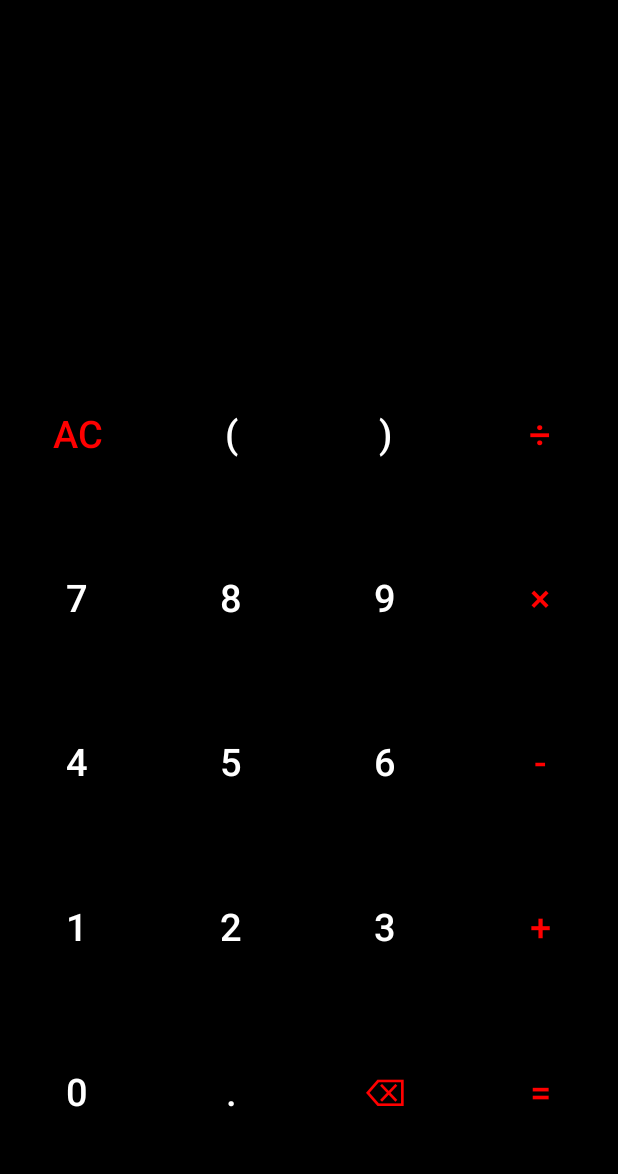
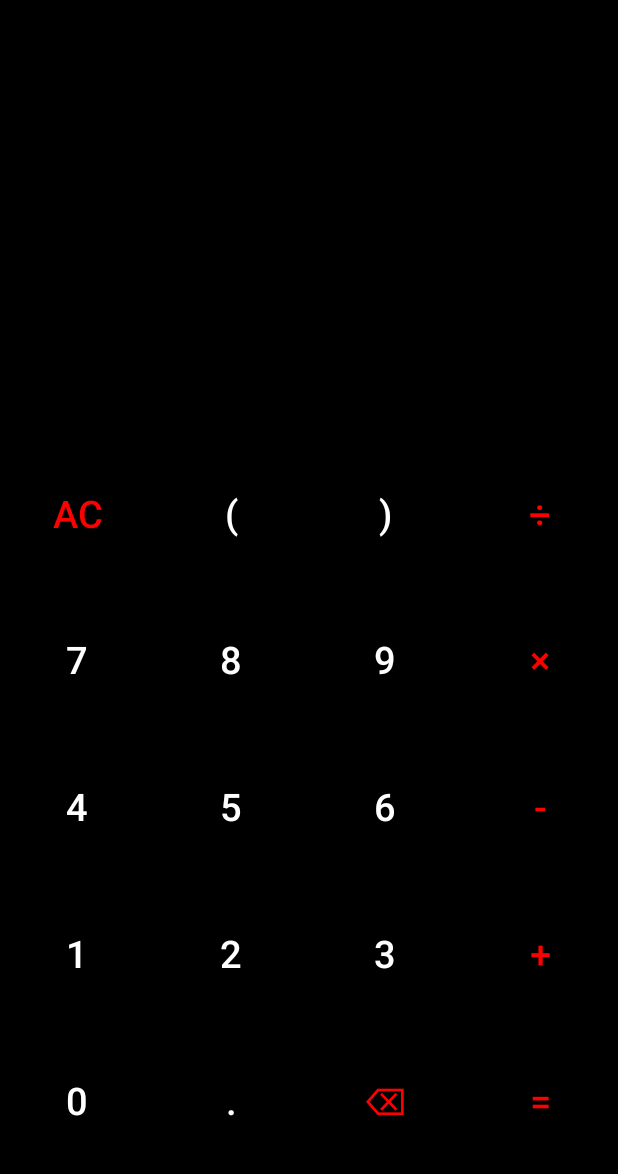
Before and after one commit to Akayneg/Cumculator_1.2, an Android app: the screen it shows after launch (MainActivity), on a phone screen of 412 x 824 dp, the part 62-1236 px from its top. Run offline under Robolectric (Android 15) with nearby library versions, the phone set to English and light mode, and no system bars.

Commit message:
Cumculator 1.6 Succeeded

```diff
--- a/app/src/main/java/com/example/cumculator_12/MainActivity.kt
+++ b/app/src/main/java/com/example/cumculator_12/MainActivity.kt
@@ -41,21 +41,16 @@ class MainActivity : AppCompatActivity() {
                 input += " $symbol "
             }
         } else {
-            // Преобразуем символы × и ÷ в операторы * и /
-            val convertedSymbol = when (symbol) {
-                "×" -> "*"
-                "÷" -> "/"
-                else -> symbol
-            }
+            // Производим замену символов в текущем вводе перед добавлением нового символа
+            input = input.replace("×", "*").replace("÷", "/")
 
-            // Добавим символ только при нажатии "=" или после ввода цифры
+            // Добавляем символ только при нажатии "=" или после ввода цифры
             if (input.isNotEmpty() && (input.last().isDigit() || input.last() == ')' || input.last() == '*' || input.last() == '/')) {
-                input += " $convertedSymbol "
+                input += " $symbol "
                 updateWorkingView()
             }
         }
     }
-
 
     fun onClearClick(view: View) {
         input = ""
@@ -79,6 +74,26 @@ class MainActivity : AppCompatActivity() {
         }
     }
 
+    fun onRootClick(view: View) {
+        input += " √("
+        updateWorkingView()
+    }
+
+    fun onFactorialClick(view: View) {
+        input += "типа Fuckториал"
+
+    }
+
+    fun onDegreesClick(view: View) {
+        input += " ^ "
+        updateWorkingView()
+    }
+
+    fun on69Click(view: View) {
+        input += "Bruh! "
+        updateWorkingView()
+    }
+
     private fun evaluateExpression(expression: String): Double {
         try {
             return ExpressionBuilder(expression).build().evaluate()
@@ -90,4 +105,12 @@ class MainActivity : AppCompatActivity() {
     private fun updateWorkingView() {
         workingView.text = input
     }
+
+    fun factorial(n: Int): Long {
+        return if (n == 0 || n == 1) {
+            1
+        } else {
+            n * factorial(n - 1)
+        }
+    }
 }
--- /dev/null
+++ b/app/src/main/res/layout-land/activity_main.xml
@@ -0,0 +1,181 @@
+<?xml version="1.0" encoding="utf-8"?>
+<LinearLayout
+    xmlns:android="http://schemas.android.com/apk/res/android"
+    xmlns:app="http://schemas.android.com/apk/res-auto"
+    xmlns:tools="http://schemas.android.com/tools"
+    android:layout_width="match_parent"
+    android:layout_height="match_parent"
+    android:orientation="horizontal"
+    android:background="@color/black"
+    tools:ignore="HardcodedText"
+    android:layout_gravity="center"
+    tools:context=".MainActivity">
+
+    <androidx.constraintlayout.widget.ConstraintLayout
+        android:layout_width="0dp"
+        android:layout_height="match_parent"
+        android:layout_weight="1"
+        android:padding="20dp">
+
+        <TextView
+            android:id="@+id/workingView"
+            android:layout_width="match_parent"
+            android:layout_height="wrap_content"
+            android:lines="2"
+            android:maxLines="2"
+            android:text=""
+
+            android:textAlignment="textEnd"
+            android:textColor="@color/white"
+            android:textSize="25sp"
+            app:layout_constraintBottom_toTopOf="@id/resultView"
+            app:layout_constraintEnd_toEndOf="parent"
+            app:layout_constraintStart_toStartOf="parent"
+            app:layout_constraintTop_toTopOf="parent"
+            app:layout_constraintVertical_bias="1.0" />
+
+        <TextView
+            android:id="@+id/resultView"
+            android:layout_width="match_parent"
+            android:layout_height="wrap_content"
+            android:layout_marginBottom="116dp"
+            android:lines="1"
+            android:maxLines="1"
+            android:text=""
+            android:textAlignment="textEnd"
+            android:textColor="@color/white"
+            android:textSize="40sp"
+            app:layout_constraintBottom_toBottomOf="parent"
+            app:layout_constraintEnd_toEndOf="parent"
+            app:layout_constraintHorizontal_bias="0.95"
+            app:layout_constraintStart_toStartOf="parent" />
+
+    </androidx.constraintlayout.widget.ConstraintLayout>
+
+    <LinearLayout
+        android:layout_width="0dp"
+        android:layout_height="match_parent"
+        android:layout_weight="1"
+        android:orientation="vertical"
+        android:padding="20dp">
+
+        <LinearLayout
+            style="@style/buttonRow">
+
+            <Button
+                style="@style/buttonNumber"
+                android:textColor="@color/red"
+                android:onClick="onClearClick"
+                android:text="AC"/>
+            <Button
+                style="@style/buttonNumber"
+                android:text="("/>
+            <Button
+                style="@style/buttonNumber"
+                android:text=")"/>
+            <Button
+                style="@style/buttonSymbols"
+                android:text="÷"/>
+
+        </LinearLayout>
+
+        <LinearLayout
+            style="@style/buttonRow">
+
+            <Button
+                style="@style/buttonNumber"
+                android:text="7"/>
+            <Button
+                style="@style/buttonNumber"
+                android:text="8"/>
+            <Button
+                style="@style/buttonNumber"
+                android:text="9"/>
+            <Button
+                style="@style/buttonSymbols"
+                android:text="×"/>
+
+        </LinearLayout>
+
+        <LinearLayout
+            style="@style/buttonRow">
+
+            <Button
+                style="@style/buttonNumber"
+                android:text="4"/>
+            <Button
+                style="@style/buttonNumber"
+                android:text="5"/>
+            <Button
+                style="@style/buttonNumber"
+                android:text="6"/>
+            <Button
+                style="@style/buttonSymbols"
+                android:text="-"/>
+
+        </LinearLayout>
+
+        <LinearLayout
+            style="@style/buttonRow">
+
+            <Button
+                style="@style/buttonNumber"
+                android:text="1"/>
+            <Button
+                style="@style/buttonNumber"
+                android:text="2"/>
+            <Button
+                style="@style/buttonNumber"
+                android:text="3"/>
+            <Button
+                style="@style/buttonSymbols"
+                android:text="+"/>
+
+        </LinearLayout>
+
+        <LinearLayout
+            style="@style/buttonRow">
+
+            <Button
+                style="@style/buttonNumber"
+                android:text="0"/>
+            <Button
+                style="@style/buttonNumber"
+                android:text="."/>
+            <Button
+                style="@style/buttonNumber"
+                android:textColor="@color/red"
+                android:onClick="onEraseClick"
+                android:text="⌫"/>
+            <Button
+                style="@style/buttonSymbols"
+                android:onClick="onEqualsClick"
+                android:text="="/>
+
+        </LinearLayout>
+        <LinearLayout
+            style="@style/buttonRow">
+            <Button
+                style="@style/buttonSymbols"
+                android:onClick="onRootClick"
+                android:text="√"/>
+
+            <Button
+                style="@style/buttonNumber"
+                android:onClick="onFactorialClick"
+                android:text="!"/>
+            <Button
+                style="@style/buttonNumber"
+                android:onClick="onDegreesClick"
+                android:text="^"/>
+            <Button
+                style="@style/buttonNumber"
+                android:textColor="@color/red"
+                android:onClick="on69Click"
+                android:text="69"/>
+        </LinearLayout>
+    </LinearLayout>
+
+
+
+</LinearLayout>
--- a/app/src/main/res/layout/activity_main.xml
+++ b/app/src/main/res/layout/activity_main.xml
@@ -13,40 +13,43 @@
 
         <androidx.constraintlayout.widget.ConstraintLayout
         android:layout_width="match_parent"
-        android:layout_height="0dp"
+        android:layout_height="83dp"
         android:layout_weight="2"
         android:padding="20dp">
+
 
             <TextView
                 android:id="@+id/workingView"
                 android:layout_width="match_parent"
                 android:layout_height="wrap_content"
-            android:text=""
                 android:lines="2"
                 android:maxLines="2"
+                android:text=""
 
+                android:textAlignment="textEnd"
                 android:textColor="@color/white"
-            android:textAlignment="textEnd"
                 android:textSize="25sp"
                 app:layout_constraintBottom_toTopOf="@id/resultView"
                 app:layout_constraintEnd_toEndOf="parent"
                 app:layout_constraintStart_toStartOf="parent"
-            app:layout_constraintTop_toTopOf="parent" />
-
+                app:layout_constraintTop_toTopOf="parent"
+                app:layout_constraintVertical_bias="1.0" />
 
             <TextView
             android:id="@+id/resultView"
             android:layout_width="match_parent"
             android:layout_height="wrap_content"
-            android:text=""
+            android:layout_marginBottom="116dp"
             android:lines="1"
             android:maxLines="1"
+            android:text=""
+            android:textAlignment="textEnd"
             android:textColor="@color/white"
-            android:textAlignment="textEnd"
             android:textSize="40sp"
             app:layout_constraintBottom_toBottomOf="parent"
             app:layout_constraintEnd_toEndOf="parent"
-            app:layout_constraintStart_toStartOf="parent"/>
+            app:layout_constraintHorizontal_bias="0.95"
+            app:layout_constraintStart_toStartOf="parent" />
 
     </androidx.constraintlayout.widget.ConstraintLayout>
 
```
Lines whose indentation alone changed are shown as unchanged.
